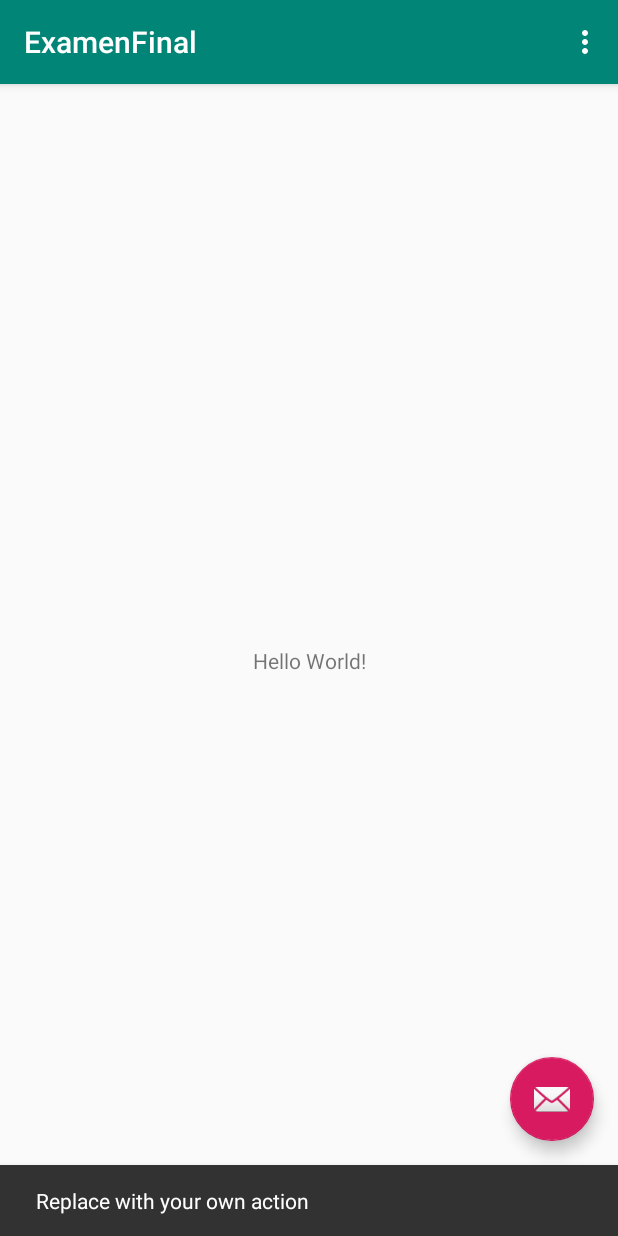
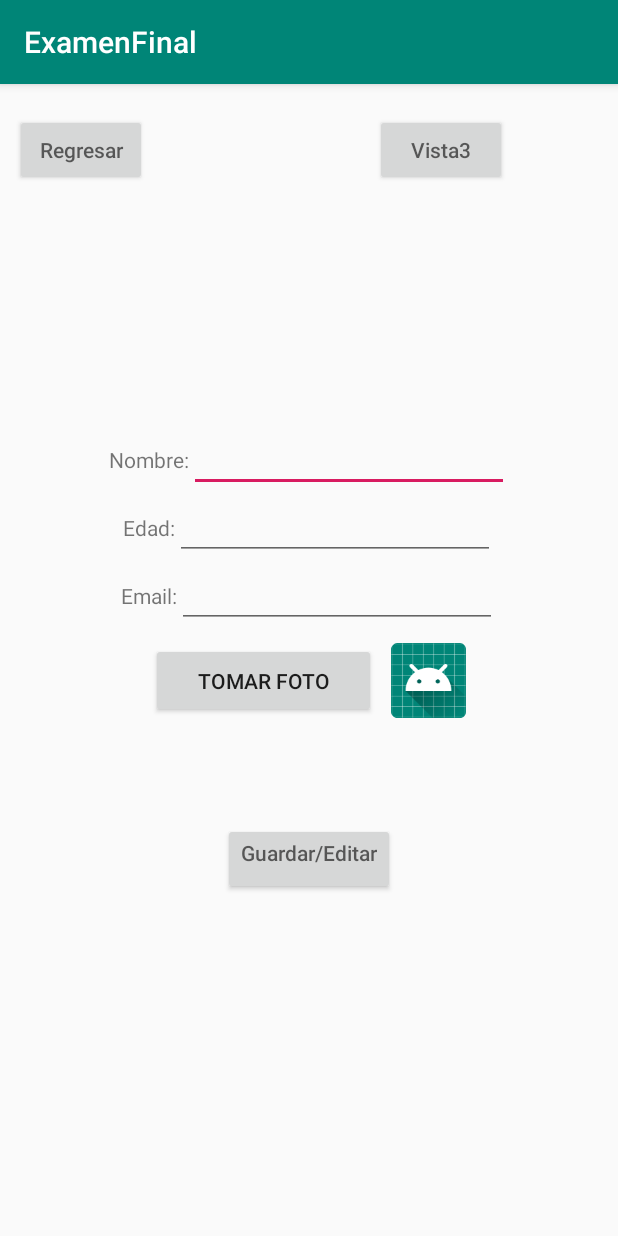
Before and after one commit to vanems96/ExamenFinalI, an Android app: the screen it shows after launch (MainActivity before the commit, RegistrarAlumnoActivity after it), after a tap on an icon or button, on a phone screen of 412 x 824 dp. Run offline under Robolectric (Android 15) with nearby library versions, the phone set to English and light mode, and no system bars.

Commit message:
Se creo la vista2

```diff
--- a/app/src/main/AndroidManifest.xml
+++ b/app/src/main/AndroidManifest.xml
@@ -9,6 +9,7 @@
         android:roundIcon="@mipmap/ic_launcher_round"
         android:supportsRtl="true"
         android:theme="@style/AppTheme">
+        <activity android:name=".RegistrarAlumnoActivity"></activity>
         <activity
             android:name=".MainActivity"
             android:label="@string/app_name"
--- a/app/src/main/java/com/example/examenfinal/MainActivity.java
+++ b/app/src/main/java/com/example/examenfinal/MainActivity.java
@@ -1,5 +1,6 @@
 package com.example.examenfinal;
 
+import android.content.Intent;
 import android.os.Bundle;
 import android.support.design.widget.FloatingActionButton;
 import android.support.design.widget.Snackbar;
@@ -10,6 +11,7 @@ import android.view.Menu;
 import android.view.MenuItem;
 
 public class MainActivity extends AppCompatActivity {
+    public static final int NEW_WORD_ACTIVITY_REQUEST_CODE = 1;
 
     @Override
     protected void onCreate(Bundle savedInstanceState) {
@@ -22,11 +24,13 @@ public class MainActivity extends AppCompatActivity {
         fab.setOnClickListener(new View.OnClickListener() {
             @Override
             public void onClick(View view) {
-                Snackbar.make(view, "Replace with your own action", Snackbar.LENGTH_LONG)
-                        .setAction("Action", null).show();
+                Intent intent = new Intent(MainActivity.this, RegistrarAlumnoActivity.class);
+                startActivityForResult(intent, NEW_WORD_ACTIVITY_REQUEST_CODE);
             }
         });
     }
+
+
 
     @Override
     public boolean onCreateOptionsMenu(Menu menu) {
--- /dev/null
+++ b/app/src/main/java/com/example/examenfinal/RegistrarAlumnoActivity.java
@@ -0,0 +1,24 @@
+package com.example.examenfinal;
+
+import android.content.Intent;
+import android.provider.MediaStore;
+import android.support.v7.app.AppCompatActivity;
+import android.os.Bundle;
+import android.view.View;
+
+public class RegistrarAlumnoActivity extends AppCompatActivity {
+    private static final int REQUEST_IMAGE_CAPTURE = 101;
+    @Override
+    protected void onCreate(Bundle savedInstanceState) {
+        super.onCreate(savedInstanceState);
+        setContentView(R.layout.activity_registrar_alumno);
+    }
+
+
+    public void tomarFoto(View view) {
+        Intent imageTakeIntent = new Intent(MediaStore.ACTION_IMAGE_CAPTURE);
+        if(imageTakeIntent.resolveActivity(getPackageManager()) !=null) {
+            startActivityForResult(imageTakeIntent, REQUEST_IMAGE_CAPTURE);
+        }
+    }
+}
--- /dev/null
+++ b/app/src/main/res/layout/activity_registrar_alumno.xml
@@ -0,0 +1,152 @@
+<?xml version="1.0" encoding="utf-8"?>
+<RelativeLayout xmlns:android="http://schemas.android.com/apk/res/android"
+    xmlns:app="http://schemas.android.com/apk/res-auto"
+    xmlns:tools="http://schemas.android.com/tools"
+    android:layout_width="match_parent"
+    android:layout_height="match_parent"
+    tools:context=".RegistrarAlumnoActivity">
+
+
+    <LinearLayout
+        android:layout_width="wrap_content"
+        android:layout_height="wrap_content"
+        android:orientation="horizontal"
+        android:layout_marginStart="10sp">
+
+        <Button
+        android:id="@+id/botonRegresar"
+        android:layout_width="wrap_content"
+        android:layout_height="wrap_content"
+        android:hint="Regresar"
+        android:layout_marginTop="20sp"
+        android:paddingBottom="10dp"/>
+
+    </LinearLayout>
+
+    <LinearLayout
+        android:layout_width="wrap_content"
+        android:layout_height="wrap_content"
+        android:orientation="horizontal"
+        android:layout_marginEnd="10sp">
+
+        <Button
+        android:id="@+id/botonVista3"
+        android:layout_width="wrap_content"
+        android:layout_height="wrap_content"
+        android:layout_marginLeft="250dp"
+        android:layout_marginTop="20sp"
+        android:hint="Vista3" />
+
+    </LinearLayout>
+
+
+
+    <LinearLayout
+        android:layout_width="match_parent"
+        android:layout_height="wrap_content"
+        android:orientation="vertical"
+        android:layout_centerInParent="true"
+        android:gravity="center">
+                <LinearLayout
+                    android:layout_width="wrap_content"
+                    android:layout_height="match_parent"
+                    android:orientation="horizontal">
+
+    <TextView
+        android:id="@+id/TexViewNombre"
+        android:layout_width="wrap_content"
+        android:layout_height="wrap_content"
+        android:inputType="textPersonName"
+        android:text="Nombre:" />
+
+
+    <EditText
+        android:id="@+id/editNombre"
+        android:layout_width="wrap_content"
+        android:layout_height="wrap_content"
+        android:ems="10"
+        android:inputType="textPersonName" />
+</LinearLayout>
+
+<LinearLayout
+    android:layout_width="wrap_content"
+    android:layout_height="wrap_content"
+    android:orientation="horizontal">
+
+    <TextView
+        android:id="@+id/textViewEdad"
+        android:layout_width="wrap_content"
+        android:layout_height="wrap_content"
+        android:text="Edad:" />
+
+    <EditText
+        android:id="@+id/editEdad"
+        android:layout_width="wrap_content"
+        android:layout_height="wrap_content"
+        android:ems="10"
+        android:inputType="textPersonName" />
+</LinearLayout>
+
+<LinearLayout
+    android:layout_width="wrap_content"
+    android:layout_height="wrap_content"
+    android:orientation="horizontal">
+
+    <TextView
+    android:id="@+id/textViewEmail"
+    android:layout_width="wrap_content"
+    android:layout_height="wrap_content"
+    android:text="Email:" />
+
+    <EditText
+        android:id="@+id/editEmail"
+        android:layout_width="wrap_content"
+        android:layout_height="wrap_content"
+        android:ems="10" />
+</LinearLayout>
+
+        <LinearLayout
+            android:layout_width="match_parent"
+            android:layout_height="match_parent"
+            android:layout_marginTop="10dp"
+            android:orientation="horizontal"
+            android:layout_centerInParent="true"
+            android:gravity="center">
+
+
+
+            <Button
+                android:layout_width="150dp"
+                android:layout_height="50dp"
+                android:layout_gravity="left"
+                android:onClick="tomarFoto"
+                android:text="Tomar foto" />
+
+            <ImageView
+                android:id="@+id/imageView"
+                android:layout_width="50dp"
+                android:layout_height="50dp"
+                android:layout_marginLeft="10sp"
+                android:src="@mipmap/ic_launcher" />
+        </LinearLayout>
+  <LinearLayout
+      android:layout_width="wrap_content"
+      android:layout_height="wrap_content"
+      android:orientation="vertical"
+      android:layout_marginTop="70dp">
+
+      <Button
+          android:layout_width="wrap_content"
+          android:layout_height="wrap_content"
+          android:layout_centerInParent="true"
+          android:gravity=""
+          android:hint="Guardar/Editar"/>
+
+
+  </LinearLayout>
+
+    </LinearLayout>
+
+
+
+</RelativeLayout>
```
